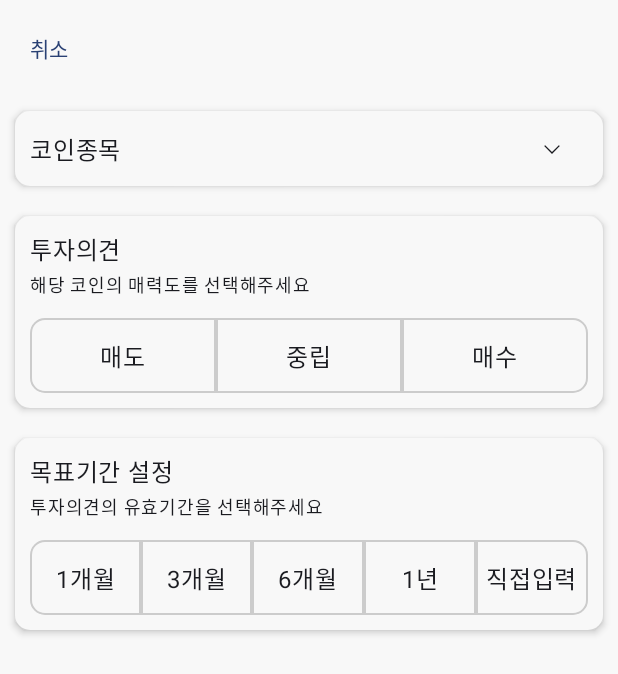
After one commit to COINKIRI/coinkiri-android-demo, an Android app built with Jetpack Compose: the composable AnalysisWriteScreen shown on its own in the app's theme, on a phone screen of 412 x 824 dp. The commit adds this screen. Shown: the top 674 px of the screen. Run offline under Robolectric (Android 15) with nearby library versions, the phone set to English and light mode, and no system bars; our stand-ins replace Dagger/Hilt's generated code; Roboto replaces fonts that are not available here; 1 statement that could not run was skipped.

Commit message:
#31 ✨ feat : 분석글 작성화면  ui 구성(종목 선택)

```diff
--- /dev/null
+++ b/app/src/main/java/com/cokiri/coinkiri/presentation/analysis/AnalysisViewModel.kt
@@ -0,0 +1,37 @@
+package com.cokiri.coinkiri.presentation.analysis
+
+import android.util.Log
+import androidx.lifecycle.ViewModel
+import androidx.lifecycle.viewModelScope
+import com.cokiri.coinkiri.domain.model.Coin
+import com.cokiri.coinkiri.domain.usecase.GetCoinsUseCase
+import dagger.hilt.android.lifecycle.HiltViewModel
+import kotlinx.coroutines.flow.MutableStateFlow
+import kotlinx.coroutines.flow.StateFlow
+import kotlinx.coroutines.flow.asStateFlow
+import kotlinx.coroutines.launch
+import javax.inject.Inject
+
+@HiltViewModel
+class AnalysisViewModel @Inject constructor(
+    private val getCoinsUseCase: GetCoinsUseCase
+) : ViewModel() {
+
+    private val _coinList = MutableStateFlow<List<Coin>>(emptyList())
+    val coinList: StateFlow<List<Coin>> = _coinList.asStateFlow()
+
+
+
+    fun loadCoins() {
+        viewModelScope.launch {
+            try{
+                val coins = getCoinsUseCase()
+                _coinList.value = coins
+                Log.d("AnalysisViewModel", "_coinList.value $_coinList")
+            } catch (e: Exception) {
+                Log.e("PriceViewModel", "Failed to load coins : ", e)
+            }
+        }
+    }
+
+}
--- /dev/null
+++ b/app/src/main/java/com/cokiri/coinkiri/presentation/analysis/AnalysisWriteScreen.kt
@@ -0,0 +1,515 @@
+package com.cokiri.coinkiri.presentation.analysis
+
+import android.annotation.SuppressLint
+import android.util.Log
+import android.widget.DatePicker
+import androidx.compose.foundation.BorderStroke
+import androidx.compose.foundation.Image
+import androidx.compose.foundation.background
+import androidx.compose.foundation.layout.Arrangement
+import androidx.compose.foundation.layout.Column
+import androidx.compose.foundation.layout.Row
+import androidx.compose.foundation.layout.Spacer
+import androidx.compose.foundation.layout.fillMaxSize
+import androidx.compose.foundation.layout.fillMaxWidth
+import androidx.compose.foundation.layout.height
+import androidx.compose.foundation.layout.padding
+import androidx.compose.foundation.layout.size
+import androidx.compose.foundation.layout.wrapContentSize
+import androidx.compose.foundation.lazy.LazyColumn
+import androidx.compose.foundation.shape.CircleShape
+import androidx.compose.foundation.shape.RoundedCornerShape
+import androidx.compose.material3.Card
+import androidx.compose.material3.CardDefaults
+import androidx.compose.material3.CenterAlignedTopAppBar
+import androidx.compose.material3.ExperimentalMaterial3Api
+import androidx.compose.material3.HorizontalDivider
+import androidx.compose.material3.Icon
+import androidx.compose.material3.IconButton
+import androidx.compose.material3.ModalBottomSheet
+import androidx.compose.material3.Scaffold
+import androidx.compose.material3.Text
+import androidx.compose.material3.TextButton
+import androidx.compose.material3.TopAppBar
+import androidx.compose.material3.TopAppBarDefaults
+import androidx.compose.material3.rememberModalBottomSheetState
+import androidx.compose.runtime.Composable
+import androidx.compose.runtime.LaunchedEffect
+import androidx.compose.runtime.getValue
+import androidx.compose.runtime.mutableStateOf
+import androidx.compose.runtime.remember
+import androidx.compose.runtime.rememberCoroutineScope
+import androidx.compose.runtime.setValue
+import androidx.compose.ui.Alignment
+import androidx.compose.ui.Modifier
+import androidx.compose.ui.graphics.Color
+import androidx.compose.ui.graphics.RectangleShape
+import androidx.compose.ui.graphics.Shape
+import androidx.compose.ui.graphics.painter.Painter
+import androidx.compose.ui.layout.ContentScale
+import androidx.compose.ui.res.painterResource
+import androidx.compose.ui.text.font.FontWeight
+import androidx.compose.ui.tooling.preview.Preview
+import androidx.compose.ui.unit.dp
+import androidx.compose.ui.unit.sp
+import androidx.compose.ui.viewinterop.AndroidView
+import androidx.hilt.navigation.compose.hiltViewModel
+import androidx.lifecycle.compose.collectAsStateWithLifecycle
+import androidx.navigation.NavHostController
+import com.cokiri.coinkiri.R
+import com.cokiri.coinkiri.ui.component.SelectCoinCard
+import com.cokiri.coinkiri.ui.theme.CoinkiriBackground
+import com.cokiri.coinkiri.ui.theme.CoinkiriPointGreen
+import kotlinx.coroutines.launch
+import java.time.LocalDate
+import java.time.format.DateTimeFormatter
+
+
+@OptIn(ExperimentalMaterial3Api::class)
+@SuppressLint("UnusedMaterial3ScaffoldPaddingParameter")
+@Composable
+fun AnalysisWriteScreen(
+    navController: NavHostController,
+    analysisViewModel: AnalysisViewModel = hiltViewModel()
+) {
+
+
+    Scaffold(
+        topBar = {
+            TopAppBar(
+                title = { /*TODO*/ },
+                navigationIcon = {
+                    TextButton(
+                        onClick = {
+                            navController.popBackStack()
+                        }
+                    ) {
+                        Text(text = "취소")
+                    }
+                },
+                colors = TopAppBarDefaults.topAppBarColors(CoinkiriBackground)
+            )
+        },
+        content = { paddingValues ->
+            Column(
+                modifier = Modifier
+                    .fillMaxSize()
+                    .background(CoinkiriBackground)
+                    .padding(paddingValues)
+            ) {
+                SelectCoinItem(analysisViewModel)
+                SelectOpinion()
+                TargetPeriod()
+            }
+        }
+    )
+}
+
+
+@OptIn(ExperimentalMaterial3Api::class)
+@Composable
+fun SelectCoinItem(analysisViewModel: AnalysisViewModel) {
+
+    var selectCoin by remember { mutableStateOf("") }
+    var selectedCoinImage by remember { mutableStateOf<Painter?>(null) }
+    val coinSheetState = rememberModalBottomSheetState(skipPartiallyExpanded = true)
+    val coroutineScope = rememberCoroutineScope()
+    var showSelectCoinItemBottomSheet by remember { mutableStateOf(false) }
+
+    LaunchedEffect(Unit) {
+        analysisViewModel.loadCoins()
+    }
+
+    val coinList by analysisViewModel.coinList.collectAsStateWithLifecycle()
+    Log.d("SelectCoinItem", "coinList $coinList")
+
+    if (showSelectCoinItemBottomSheet) {
+        ModalBottomSheet(
+            onDismissRequest = { coroutineScope.launch { showSelectCoinItemBottomSheet = false } },
+            sheetState = coinSheetState,
+            containerColor = CoinkiriBackground,
+        ) {
+            CenterAlignedTopAppBar(
+                title = {
+                    Text(
+                        text = "코인선택",
+                        fontSize = 18.sp
+                    )
+                },
+                modifier = Modifier.height(50.dp),
+                colors = TopAppBarDefaults.centerAlignedTopAppBarColors(CoinkiriBackground),
+                navigationIcon = {
+                    IconButton(
+                        onClick = {
+                            coroutineScope.launch {
+                                showSelectCoinItemBottomSheet = false
+                            }
+                        }
+                    ) {
+                        Icon(
+                            painter = painterResource(id = R.drawable.ic_close),
+                            contentDescription = "닫기"
+                        )
+                    }
+                }
+            )
+            LazyColumn(
+                modifier = Modifier
+                    .background(CoinkiriBackground)
+                    .fillMaxSize(),
+            ) {
+                items(coinList.size) { index ->
+                    val selectCoinList = coinList[index]
+                    Log.d("selectCoinList", "selectCoinList $selectCoinList")
+                    SelectCoinCard(
+                        onclick = { coinName, coinSymbolImage ->
+                            selectCoin = coinName
+                            selectedCoinImage = coinSymbolImage
+                            coroutineScope.launch { showSelectCoinItemBottomSheet = false }
+                        },
+                        selectCoinList = selectCoinList
+                    )
+                }
+            }
+        }
+    }
+
+
+
+    if (selectCoin.isNotEmpty()) {
+        Column(
+            modifier = Modifier.padding(10.dp)
+        ) {
+            Card(
+                modifier = Modifier
+                    .height(50.dp)
+                    .fillMaxWidth(),
+                shape = RoundedCornerShape(topStart = 10.dp, topEnd = 10.dp),
+                elevation = CardDefaults.cardElevation(3.dp),
+                colors = CardDefaults.cardColors(CoinkiriBackground)
+
+            ) {
+                Row(
+                    modifier = Modifier
+                        .padding(10.dp)
+                        .fillMaxSize(),
+                    verticalAlignment = Alignment.CenterVertically,
+                    horizontalArrangement = Arrangement.SpaceBetween
+                ) {
+                    Text("코인종목")
+                    IconButton(
+                        onClick = { coroutineScope.launch { showSelectCoinItemBottomSheet = true } },
+                    ) {
+                        Icon(
+                            painter = painterResource(R.drawable.ic_analysis_keyboard_arrow_down),
+                            contentDescription = "종목선택"
+                        )
+                    }
+                }
+            }
+            HorizontalDivider()
+            Card(
+                modifier = Modifier
+                    .height(60.dp)
+                    .fillMaxWidth(),
+                shape = RoundedCornerShape(bottomStart = 10.dp, bottomEnd = 10.dp),
+                elevation = CardDefaults.cardElevation(3.dp),
+                colors = CardDefaults.cardColors(CoinkiriBackground)
+
+            ) {
+                Row(
+                    modifier = Modifier
+                        .padding(10.dp)
+                        .fillMaxSize(),
+                    verticalAlignment = Alignment.CenterVertically,
+                    horizontalArrangement = Arrangement.Start
+                ) {
+                    Card(
+                        shape = CircleShape,
+                        colors = CardDefaults.cardColors(CoinkiriBackground),
+                        border = BorderStroke(1.dp, Color.LightGray),
+                        elevation = CardDefaults.cardElevation(5.dp),
+                    ) {
+                        selectedCoinImage?.let {
+                            Image(
+                                painter = it,
+                                contentScale = ContentScale.Crop,
+                                contentDescription = "Coin Image",
+                                modifier = Modifier
+                                    .size(35.dp)
+                            )
+                        }
+                    }
+                    Spacer(modifier = Modifier.padding(horizontal = 5.dp))
+                    Text(selectCoin)
+                }
+            }
+        }
+    }
+    else{
+        Card(
+            modifier = Modifier
+                .padding(10.dp)
+                .height(50.dp)
+                .fillMaxWidth(),
+            shape = RoundedCornerShape(10.dp),
+            elevation = CardDefaults.cardElevation(3.dp),
+            colors = CardDefaults.cardColors(CoinkiriBackground)
+
+        ) {
+            Row(
+                modifier = Modifier
+                    .padding(10.dp)
+                    .fillMaxSize(),
+                verticalAlignment = Alignment.CenterVertically,
+                horizontalArrangement = Arrangement.SpaceBetween
+            ) {
+                Text("코인종목")
+                IconButton(
+                    onClick = { coroutineScope.launch { showSelectCoinItemBottomSheet = true } },
+                ) {
+                    Icon(
+                        painter = painterResource(R.drawable.ic_analysis_keyboard_arrow_down),
+                        contentDescription = "종목선택"
+                    )
+                }
+            }
+
+        }
+    }
+}
+
+
+@Preview
+@OptIn(ExperimentalMaterial3Api::class)
+@Composable
+fun TargetPeriod() {
+    var targetPeriod by remember { mutableStateOf("") }
+    val targetPeriodSheetState = rememberModalBottomSheetState(skipPartiallyExpanded = true)
+    val coroutineScope = rememberCoroutineScope()
+    var showTargetPeriodBottomSheet by remember { mutableStateOf(false) }
+    var selectedDate by remember { mutableStateOf(LocalDate.now()) }
+
+    fun calculateTargetDate(period: String): String {
+        val currentDate = LocalDate.now()
+        val targetDate = when (period) {
+            "1개월" -> currentDate.plusMonths(1)
+            "3개월" -> currentDate.plusMonths(3)
+            "6개월" -> currentDate.plusMonths(6)
+            "1년" -> currentDate.plusYears(1)
+            "직접입력" -> selectedDate
+            else -> currentDate
+        }
+        return targetDate.format(DateTimeFormatter.ofPattern("yyyy.MM.dd"))
+    }
+
+    if (showTargetPeriodBottomSheet) {
+        ModalBottomSheet(
+            onDismissRequest = { coroutineScope.launch { showTargetPeriodBottomSheet = false } },
+            sheetState = targetPeriodSheetState,
+            containerColor = CoinkiriBackground,
+        ) {
+            Column(
+                modifier = Modifier
+                    .padding(bottom = 50.dp)
+                    .fillMaxWidth(),
+                horizontalAlignment = Alignment.CenterHorizontally
+            ) {
+                AndroidView(
+                    factory = { context ->
+                        DatePicker(context).apply {
+                            minDate = System.currentTimeMillis() // 오늘 날짜 이후만 선택 가능
+                            setOnDateChangedListener { _, year, monthOfYear, dayOfMonth ->
+                                selectedDate = LocalDate.of(year, monthOfYear + 1, dayOfMonth)
+                                targetPeriod = calculateTargetDate("직접입력")
+                                coroutineScope.launch { showTargetPeriodBottomSheet = false }
+                            }
+                        }
+                    },
+                    modifier = Modifier.wrapContentSize()
+                )
+            }
+        }
+    }
+
+    Log.d("test", targetPeriod)
+
+    Card(
+        colors = CardDefaults.cardColors(CoinkiriBackground),
+        elevation = CardDefaults.cardElevation(3.dp),
+        shape = RoundedCornerShape(10.dp),
+        modifier = Modifier
+            .padding(10.dp)
+    ) {
+        Column(
+            modifier = Modifier
+                .padding(10.dp)
+                .fillMaxWidth()
+        ) {
+
+            Row(
+                modifier = Modifier
+                    .fillMaxWidth()
+                    .padding(end = 10.dp),
+                verticalAlignment = Alignment.CenterVertically,
+                horizontalArrangement = Arrangement.SpaceBetween
+            ) {
+                Text(text = "목표기간 설정")
+                Text(
+                    text = targetPeriod,
+                    fontWeight = FontWeight.Bold
+                )
+            }
+            Text(
+                text = "투자의견의 유효기간을 선택해주세요",
+                fontSize = 12.sp
+            )
+
+            Row(
+                verticalAlignment = Alignment.CenterVertically,
+                modifier = Modifier
+                    .padding(top = 10.dp)
+                    .height(50.dp)
+                    .fillMaxWidth()
+            ) {
+                OpinionCard(
+                    text = "1개월",
+                    isSelected = targetPeriod == "1개월",
+                    onClick = { targetPeriod = calculateTargetDate("1개월") },
+                    shape = RoundedCornerShape(bottomStart = 10.dp, topStart = 10.dp),
+                    modifier = Modifier.weight(1f)
+                )
+                OpinionCard(
+                    text = "3개월",
+                    isSelected = targetPeriod == "3개월",
+                    onClick = { targetPeriod = calculateTargetDate("3개월") },
+                    shape = RectangleShape,
+                    modifier = Modifier.weight(1f)
+                )
+                OpinionCard(
+                    text = "6개월",
+                    isSelected = targetPeriod == "6개월",
+                    onClick = { targetPeriod = calculateTargetDate("6개월") },
+                    shape = RectangleShape,
+                    modifier = Modifier.weight(1f)
+                )
+                OpinionCard(
+                    text = "1년",
+                    isSelected = targetPeriod == "1년",
+                    onClick = { targetPeriod = calculateTargetDate("1년") },
+                    shape = RectangleShape,
+                    modifier = Modifier.weight(1f)
+                )
+                OpinionCard(
+                    text = "직접입력",
+                    isSelected = targetPeriod == "직접입력",
+                    onClick = {
+                        targetPeriod = calculateTargetDate("직접입력")
+                        coroutineScope.launch { showTargetPeriodBottomSheet = true }
+                    },
+                    shape = RoundedCornerShape(topEnd = 10.dp, bottomEnd = 10.dp),
+                    modifier = Modifier.weight(1f)
+                )
+            }
+
+        }
+    }
+}
+
+
+@Preview
+@Composable
+fun SelectOpinion() {
+
+    var selectedOption by remember { mutableStateOf("") }
+
+    Log.d("test", selectedOption)
+
+    Card(
+        colors = CardDefaults.cardColors(CoinkiriBackground),
+        elevation = CardDefaults.cardElevation(3.dp),
+        shape = RoundedCornerShape(10.dp),
+        modifier = Modifier
+            .padding(10.dp)
+    ) {
+        Column(
+            modifier = Modifier
+                .padding(10.dp)
+                .fillMaxWidth()
+        ) {
+            Row(
+                modifier = Modifier
+                    .fillMaxWidth()
+                    .padding(end = 10.dp),
+                verticalAlignment = Alignment.CenterVertically,
+                horizontalArrangement = Arrangement.SpaceBetween
+            ) {
+                Text(text = "투자의견")
+                Text(
+                    text = selectedOption,
+                    fontWeight = FontWeight.Bold
+                )
+            }
+            Text(
+                text = "해당 코인의 매력도를 선택해주세요",
+                fontSize = 12.sp
+            )
+
+            Row(
+                verticalAlignment = Alignment.CenterVertically,
+                modifier = Modifier
+                    .padding(top = 10.dp)
+                    .height(50.dp)
+                    .fillMaxWidth()
+            ) {
+                OpinionCard(
+                    text = "매도",
+                    isSelected = selectedOption == "매도",
+                    onClick = { selectedOption = "매도" },
+                    shape = RoundedCornerShape(bottomStart = 10.dp, topStart = 10.dp),
+                    modifier = Modifier.weight(1f)
+                )
+                OpinionCard(
+                    text = "중립",
+                    isSelected = selectedOption == "중립",
+                    onClick = { selectedOption = "중립" },
+                    shape = RectangleShape,
+                    modifier = Modifier.weight(1f)
+                )
+                OpinionCard(
+                    text = "매수",
+                    isSelected = selectedOption == "매수",
+                    onClick = { selectedOption = "매수" },
+                    shape = RoundedCornerShape(topEnd = 10.dp, bottomEnd = 10.dp),
+                    modifier = Modifier.weight(1f)
+                )
+            }
+        }
+    }
+}
+
+
+@Composable
+fun OpinionCard(
+    text: String,
+    isSelected: Boolean,
+    onClick: () -> Unit,
+    shape: Shape,
+    modifier: Modifier = Modifier
+) {
+    Card(
+        onClick = onClick,
+        colors = CardDefaults.cardColors(CoinkiriBackground),
+        border = BorderStroke(1.dp, if (isSelected) CoinkiriPointGreen else Color.LightGray),
+        shape = shape,
+        modifier = modifier
+    ) {
+        Row(
+            modifier = Modifier.fillMaxSize(),
+            verticalAlignment = Alignment.CenterVertically,
+            horizontalArrangement = Arrangement.Center
+        ) {
+            Text(text = text)
+        }
+    }
+}
--- a/app/src/main/java/com/cokiri/coinkiri/util/Const.kt
+++ b/app/src/main/java/com/cokiri/coinkiri/util/Const.kt
@@ -14,3 +14,6 @@ const val COMMUNITY_DETAIL_SCREEN = "COMMUNITY_DETAIL_SCREEN"
 const val COMMUNITY_WRITE = "COMMUNITY_WRITE"
 
 const val COIN_DETAIL = "COIN_DETAIL"
+
+
+const val ANALYSIS_WRITE_SCREEN = "ANALYSIS_WRITE_SCREEN"
```
Also changed, not shown: app/src/main/java/com/cokiri/coinkiri/ui/component/SelectCoinCard.kt (added, +81 -0 lines), app/src/main/java/com/cokiri/coinkiri/ui/navigation/GraphAnalysis.kt (+5 -3 lines).
